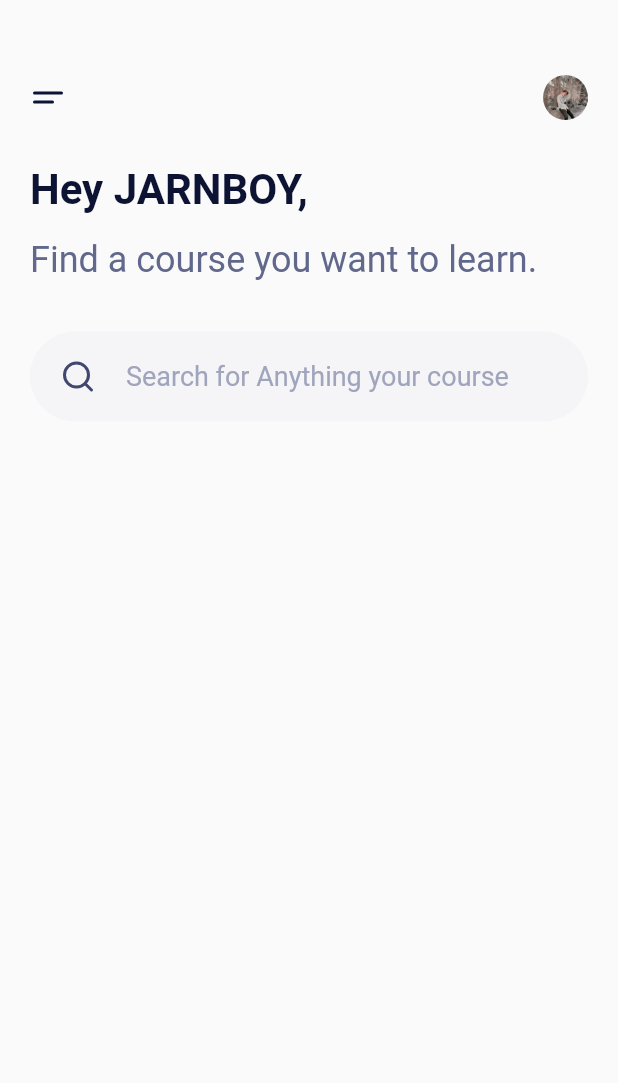
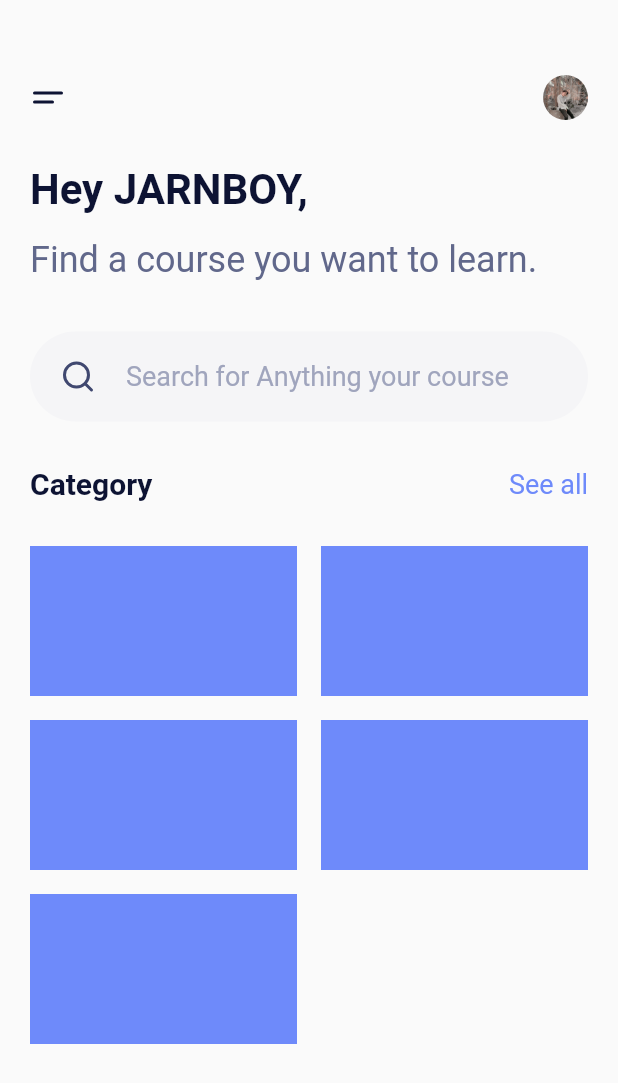
Before and after one commit to JARNBOY/CourseOnlineApp_flutter, a Flutter app: the screen it shows after launch, on a phone screen of 412 x 824 dp. Shown: the top 1083 px of the screen. Run offline on Flutter 3.47's test engine with Material 2 defaults, Android fonts, the phone set to English and light mode, and no system bars; our stand-ins replace flutter_svg.

Commit message:
prepare add Expanded ->StaggeredGridView

```diff
--- a/couseonlineapp_flutter/lib/main.dart
+++ b/couseonlineapp_flutter/lib/main.dart
@@ -1,6 +1,7 @@
 import 'package:couseonlineapp_flutter/constants.dart';
 import 'package:flutter/material.dart';
 import 'package:flutter_svg/flutter_svg.dart';
+import 'package:flutter_staggered_grid_view/flutter_staggered_grid_view.dart';
 
 void main() {
   runApp(MyApp());
@@ -64,6 +65,30 @@ class HomeScreen extends StatelessWidget {
                   )
                 ],
               ),
+            ),
+            Row(
+              mainAxisAlignment: MainAxisAlignment.spaceBetween,
+              children: <Widget>[
+                Text("Category", style: kTitleTextStyle),
+                Text("See all",
+                    style: kSubtitleTextSyule.copyWith(color: kBlueColor))
+              ],
+            ),
+            SizedBox(height: 30),
+            Expanded(
+              child: StaggeredGridView.countBuilder(
+                crossAxisCount: 2,
+                itemCount: 5,
+                crossAxisSpacing: 16,
+                mainAxisSpacing: 16,
+                itemBuilder: (context, index) {
+                  return Container(
+                    height: 100,
+                    color: kBlueColor,
+                  );
+                },
+                staggeredTileBuilder: (index) => StaggeredTile.fit(1),
+              ),
             )
           ],
         ),
```
